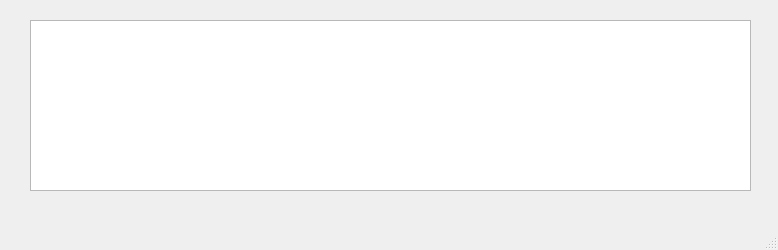
Above: tasks.ui from lenamoskovskikh/GIt-3 before the change. Below: the same form after it.
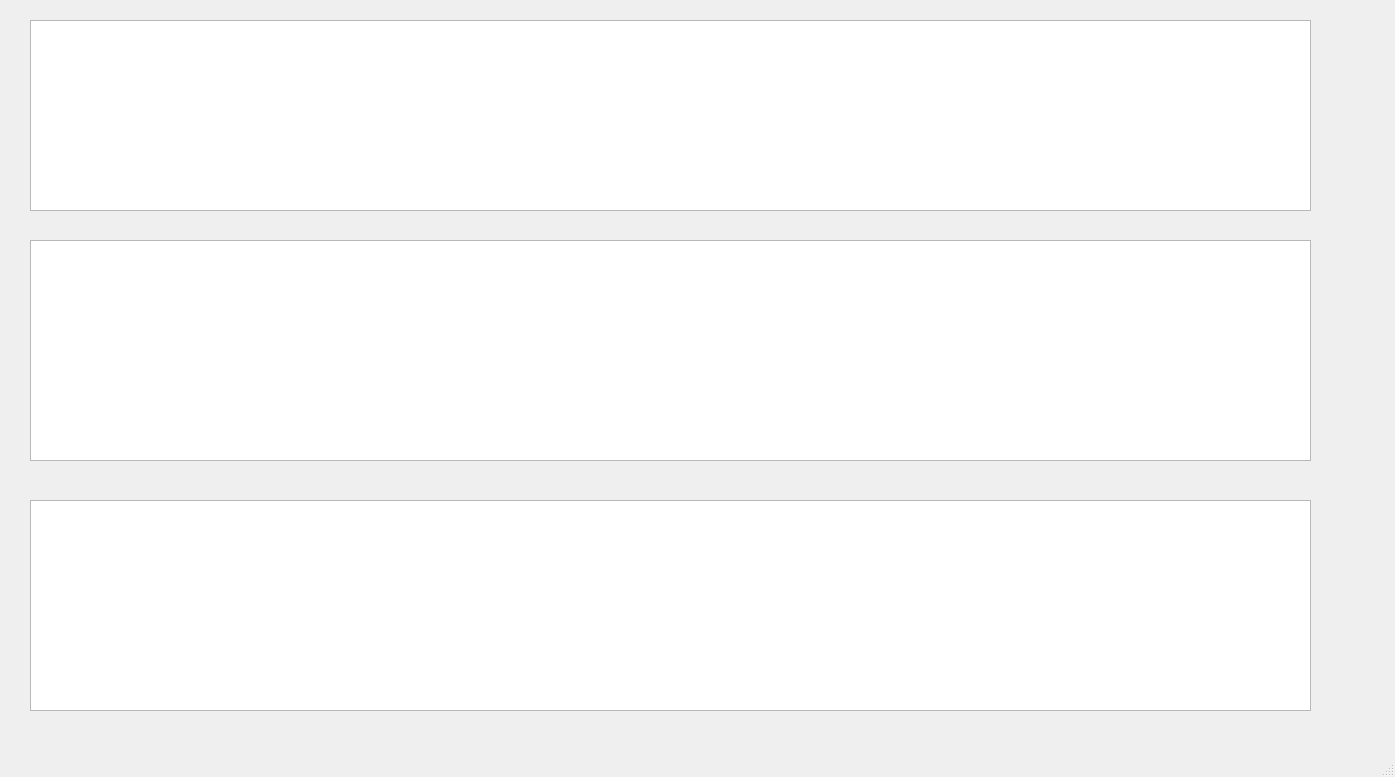
That is the form after the change.

Diff of the .ui file:
```diff
--- a/tasks.ui
+++ b/tasks.ui
@@ -6,8 +6,8 @@
    <rect>
     <x>0</x>
     <y>0</y>
-    <width>778</width>
-    <height>250</height>
+    <width>1395</width>
+    <height>777</height>
    </rect>
   </property>
   <property name="windowTitle">
@@ -19,8 +19,28 @@
      <rect>
       <x>30</x>
       <y>20</y>
-      <width>721</width>
-      <height>171</height>
+      <width>1281</width>
+      <height>191</height>
+     </rect>
+    </property>
+   </widget>
+   <widget class="QTextEdit" name="textEdit_2">
+    <property name="geometry">
+     <rect>
+      <x>30</x>
+      <y>240</y>
+      <width>1281</width>
+      <height>221</height>
+     </rect>
+    </property>
+   </widget>
+   <widget class="QTextEdit" name="textEdit_3">
+    <property name="geometry">
+     <rect>
+      <x>30</x>
+      <y>500</y>
+      <width>1281</width>
+      <height>211</height>
      </rect>
     </property>
    </widget>
```
Left out of the diff: 2 changed lines with no effect on the pictures.
